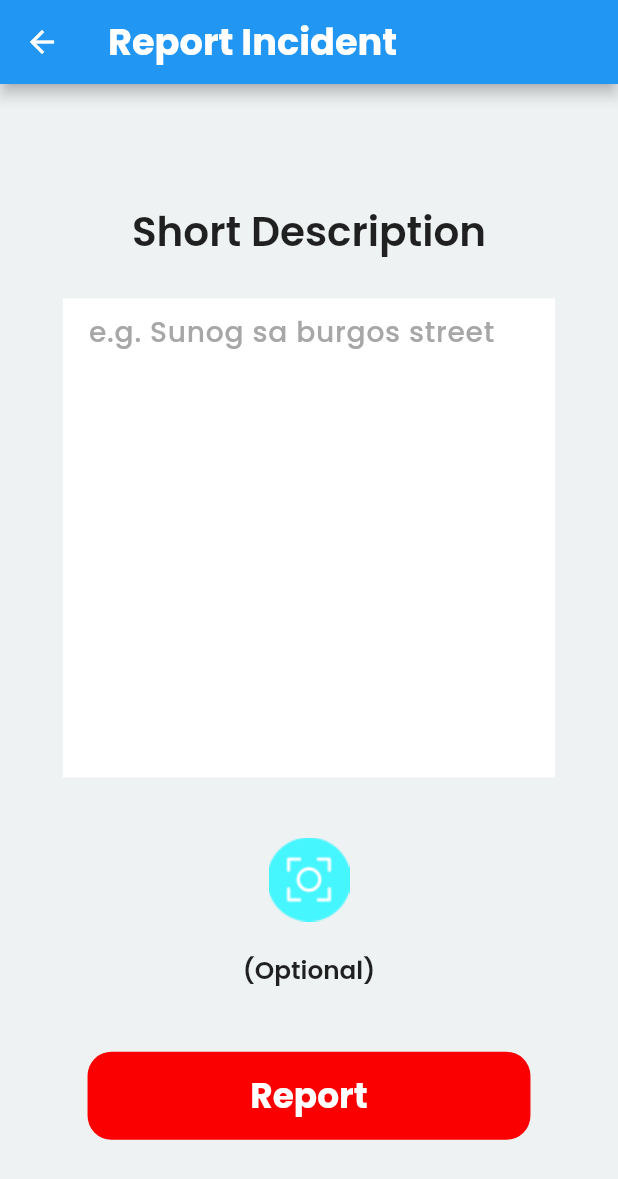
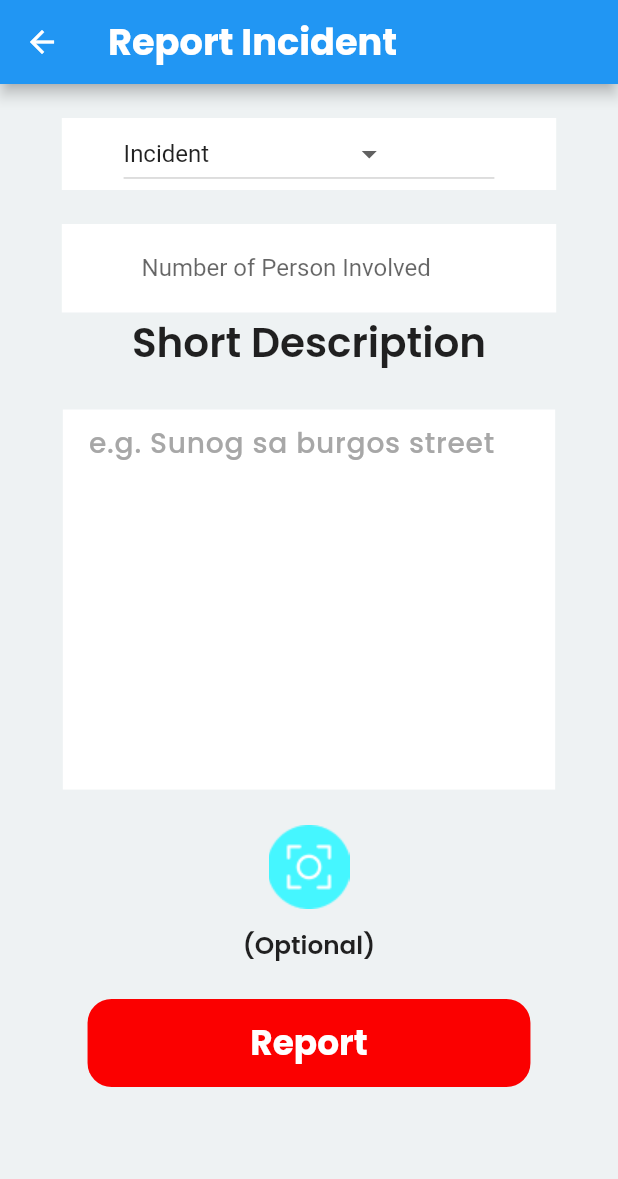
Before and after one commit to ralphkevinmacahipay/SafeMO, a Flutter app: the IncidentReport screen opened directly, on a phone screen of 412 x 824 dp. Shown: the top 1179 px of the screen. Run offline on Flutter 3.47's test engine with Material 2 defaults, Android fonts, the light colour scheme and no system bars; our stand-ins replace cloud_firestore, dio, firebase_auth, firebase_core, firebase_storage, flutter_spinkit and 12 more; missing offline and left inert: distance, draggable_fab, encrypt, flutter_background, flutter_google_places, flutter_polyline_points and 4 more; accounts and stored records are empty; project files that could hold a hidden picture were left out.

Commit message:
done_row_admin

```diff
--- a/lib/no_sql_db/nosql_db.dart
+++ b/lib/no_sql_db/nosql_db.dart
@@ -73,12 +73,16 @@ class ReportModel {
   String? uid;
   String? nameUser;
   String? time;
+  String? typeOfIncident;
+  String? headCount;
   String? description;
   String? scene;
 
   ReportModel({
     this.uid,
     this.nameUser,
+    this.typeOfIncident,
+    this.headCount,
     this.time,
     this.description,
     this.scene,
@@ -91,6 +95,8 @@ class ReportModel {
       nameUser: map['nameUser'],
       time: map['time'],
       description: map['description'],
+      typeOfIncident: map['typeOfIncident'],
+      headCount: map['headCount'],
       scene: map['scene'],
     );
   }
@@ -104,6 +110,8 @@ class ReportModel {
       "nameUser": nameUser,
       'time': time,
       "description": description,
+      "typeOfIncident": typeOfIncident,
+      "headCount": headCount,
       'scene': scene,
     };
   }
--- a/lib/pages_thesis_app/mobile/chooseUser/commuter_page/services_homepage.dart
+++ b/lib/pages_thesis_app/mobile/chooseUser/commuter_page/services_homepage.dart
@@ -444,13 +444,6 @@ class LocationServiceHome extends ChangeNotifier {
     }
   }
 
-  alarmTrigger() {}
-
-  compareDistance() {
-    devtools.log(
-        " The current distance is : $_distance and the expected distance is $getDisInputKm  other: $getkDistanceInKm");
-  }
-
   setDistanceInput(String setDistanceVal) {
     distanceInputValue = double.parse(setDistanceVal) / 1000;
 
@@ -593,7 +586,7 @@ class LocationServiceHome extends ChangeNotifier {
               latitude,
               longitude,
             ),
-            zoom: 15)));
+            zoom: 10)));
   }
 
   getLatLngStream() async {
@@ -709,6 +702,7 @@ class LocationServiceHome extends ChangeNotifier {
           // TODO : CONDITIONS THAT TRIGGERS THE ALARM
           if (getDisInputKm! > getkDistanceInKm! &&
               initTimeOfArrival! < timeOfArrival!) {
+            devtools.log("ALARM IS ON");
             setAlarmOn(true); // to activate the alarm
           }
         }
@@ -945,12 +939,12 @@ class _CountDownTimerState extends State<CountDownTimer> {
   }
 }
 
-class DropDownTriggersAlarm extends StatelessWidget {
+class DropDownButton extends StatelessWidget {
   final List<String> items;
   final String selectedItem;
   final void Function(String?)? onChanged;
 
-  const DropDownTriggersAlarm({
+  const DropDownButton({
     Key? key,
     required this.items,
     required this.selectedItem,
@@ -960,6 +954,7 @@ class DropDownTriggersAlarm extends StatelessWidget {
   @override
   Widget build(BuildContext context) {
     return DropdownButton<String>(
+      borderRadius: BorderRadius.circular(kBorderRadius),
       value: selectedItem,
       onChanged: onChanged,
       items: items.map((String item) {
--- a/lib/pages_thesis_app/mobile/chooseUser/commuter_page/services_report_commuter.dart
+++ b/lib/pages_thesis_app/mobile/chooseUser/commuter_page/services_report_commuter.dart
@@ -8,8 +8,23 @@ import 'package:flutter/material.dart';
 import 'dart:developer' as devtools show log;
 
 class ReportCommuterServices extends ChangeNotifier {
+  List<String> items = [
+    'Incident',
+    'Medical emergencies',
+    'Fires',
+    'Criminal activity',
+    'Accidents',
+    'Disasters',
+    'Suicidal threats',
+    'Animal attacks',
+    'Terrorism',
+    'Hazmat incidents'
+  ];
+
+  String selectedItem = 'Incident';
   String _description = '';
   String _scene = '';
+  String _headCOunt = '';
   // TODO : Initialization ********************
 
   int? _timeOfArrivalInit;
@@ -27,6 +42,9 @@ class ReportCommuterServices extends ChangeNotifier {
   Stream<QuerySnapshot<Map<String, dynamic>>>? _reportStream;
 
   // TODO : getter ********************
+  String get getHeadCount => _headCOunt;
+  List<String> get getListItems => items;
+  String get getSelectedItems => selectedItem;
   String get getScene => _scene;
   String get getDescription => _description;
   int get getInitTimeOfArrival => _timeOfArrivalInit!;
@@ -37,6 +55,15 @@ class ReportCommuterServices extends ChangeNotifier {
       _reportStream!;
 
   // TODO : setter ********************
+  setHeadCount(String item) {
+    _headCOunt = item;
+  }
+
+  setSelectedItem(String item) {
+    selectedItem = item;
+    notifyListeners();
+  }
+
   setDescription(String newVal) {
     _description = newVal;
   }
@@ -94,6 +121,8 @@ class ReportCommuterServices extends ChangeNotifier {
     caseUser.uid = getUser.uid;
     caseUser.nameUser = myName;
     caseUser.time = getTime;
+    caseUser.typeOfIncident = getSelectedItems;
+    caseUser.headCount = getHeadCount;
     caseUser.description = getDescription;
     caseUser.scene = getScene;
 
--- a/lib/pages_thesis_app/mobile/chooseUser/incidentReport/incidentReport.dart
+++ b/lib/pages_thesis_app/mobile/chooseUser/incidentReport/incidentReport.dart
@@ -24,8 +24,12 @@ class IncidentReport extends StatefulWidget {
 
 class _IncidentReportState extends State<IncidentReport> {
   TextEditingController? dscController;
+  TextEditingController? headCountController;
   bool? isCapture;
-  String imgURL = "unable to capture", strTitle = "", dscStr = "";
+  String imgURL = "unable to capture",
+      strTitle = "",
+      dscStr = "",
+      headCount = '';
 
   ImagePicker imagePicker = ImagePicker();
 
@@ -35,12 +39,14 @@ class _IncidentReportState extends State<IncidentReport> {
     super.initState();
     isCapture ??= false;
     dscController ??= TextEditingController();
+    headCountController ??= TextEditingController();
   }
 
   @override
   void dispose() {
     // TODO: implement dispose
     dscController!.dispose();
+    headCountController!.dispose();
     super.dispose();
   }
 
@@ -48,6 +54,7 @@ class _IncidentReportState extends State<IncidentReport> {
   Widget build(BuildContext context) {
     SizeConfig().init(context);
     return Scaffold(
+      resizeToAvoidBottomInset: false,
       // drawer: const NavigationDrawer(),
       appBar: AppBar(
           title: Text(
@@ -59,11 +66,43 @@ class _IncidentReportState extends State<IncidentReport> {
       backgroundColor: kGreyBackGround,
       body: Consumer2<LocationServiceHome, ReportCommuterServices>(
         builder: (context, servicesLoc, servicesReport, child) {
-          // services.setTypeOfUser(UserTypeEnum.report);
+          // services.setTypeOfUser(UserTypeEnum.report);,
           return ListView(
             children: [
-              SizedBox(
-                height: SizeConfig.blockY! * 9.5,
+              Container(
+                decoration: const BoxDecoration(color: kWhite),
+                margin: EdgeInsets.symmetric(
+                    horizontal: SizeConfig.blockX! * 10,
+                    vertical: SizeConfig.blockY! * 2.75),
+                padding:
+                    EdgeInsets.symmetric(horizontal: SizeConfig.blockX! * 10),
+                child: DropDownButton(
+                  items: servicesReport.getListItems,
+                  selectedItem: servicesReport.getSelectedItems,
+                  onChanged: (String? newValue) {
+                    setState(() {
+                      servicesReport.setSelectedItem(newValue!);
+                    });
+                  },
+                ),
+              ),
+              Container(
+                decoration: const BoxDecoration(color: kWhite),
+                margin: EdgeInsets.symmetric(
+                  horizontal: SizeConfig.blockX! * 10,
+                ),
+                padding:
+                    EdgeInsets.symmetric(horizontal: SizeConfig.blockX! * 10),
+                child: TextFormField(
+                  controller: headCountController,
+                  onSaved: (value) {
+                    headCountController!.text = value!;
+                  },
+                  keyboardType: TextInputType.number,
+                  decoration: const InputDecoration(
+                      hintText: "Number of Person Involved",
+                      border: OutlineInputBorder(borderSide: BorderSide.none)),
+                ),
               ),
               Center(
                 child: Text(
@@ -79,8 +118,8 @@ class _IncidentReportState extends State<IncidentReport> {
                 margin: EdgeInsets.symmetric(
                     horizontal: SizeConfig.blockX! * 10.167),
                 decoration: const BoxDecoration(color: kWhite),
-                height: SizeConfig.blockY! * 38.75,
-                width: SizeConfig.blockX! * 71.945,
+                height: SizeConfig.blockY! * 30.75,
+                width: SizeConfig.blockX! * 50.945,
                 child: TextFormField(
                     textInputAction: TextInputAction.next,
                     autofocus: false,
@@ -107,7 +146,7 @@ class _IncidentReportState extends State<IncidentReport> {
                             borderSide: BorderSide.none))),
               ),
               SizedBox(
-                height: SizeConfig.blockY! * 4.375,
+                height: SizeConfig.blockY! * 2.375,
               ),
               Center(
                 child: GestureDetector(
@@ -135,7 +174,7 @@ class _IncidentReportState extends State<IncidentReport> {
                 ),
               ),
               SizedBox(
-                height: SizeConfig.blockY! * 2,
+                height: SizeConfig.blockY! * 1,
               ),
               Center(
                   child: Text(
@@ -145,7 +184,7 @@ class _IncidentReportState extends State<IncidentReport> {
                 ),
               )),
               SizedBox(
-                height: SizeConfig.blockY! * 5,
+                height: SizeConfig.blockY! * 2.75,
               ),
               Center(
                 child: GestureDetector(
@@ -218,7 +257,7 @@ class _IncidentReportState extends State<IncidentReport> {
       QuickAlert.show(
         title: "",
         widget: Text(
-          "Empty Incident\nDescription ",
+          "Empty Short\nDescription or Number of Person",
           style: kPoppinsBold.copyWith(
             fontSize: SizeConfig.blockX! * 5.556,
           ),
@@ -237,12 +276,16 @@ class _IncidentReportState extends State<IncidentReport> {
         type: QuickAlertType.loading,
       );
       dscStr = dscController!.text;
+      headCount = headCountController!.text;
 
       servicesReport.setDescription(dscStr);
       servicesReport.setScene(imgURL);
+      servicesReport.setHeadCount(headCount);
       servicesReport.insertCaseReport();
       setState(() {
         dscController!.clear();
+        headCountController!.clear();
+        servicesReport.setSelectedItem("Incident");
         imgURL = "";
         dscStr = "";
         FocusScope.of(context).unfocus();
--- a/lib/pages_thesis_app/web/user_location/user_location.dart
+++ b/lib/pages_thesis_app/web/user_location/user_location.dart
@@ -153,7 +153,7 @@ class _UserLocationState extends State<UserLocation> {
                     ),
                   },
                   initialCameraPosition: CameraPosition(
-                    zoom: 13,
+                    zoom: 12.5,
                     target: LatLng(
                       snapshot.data!.docs.singleWhere((element) =>
                           element.id == UserLocation.userUID)["latitude"],
```
Also changed, not shown: lib/pages_thesis_app/mobile/chooseUser/commuter_page/commuter_page.dart (+7 -3 lines), lib/pages_thesis_app/web/dashboard/main_body/body/main_body.dart (+21 -10 lines), 1 other file.
